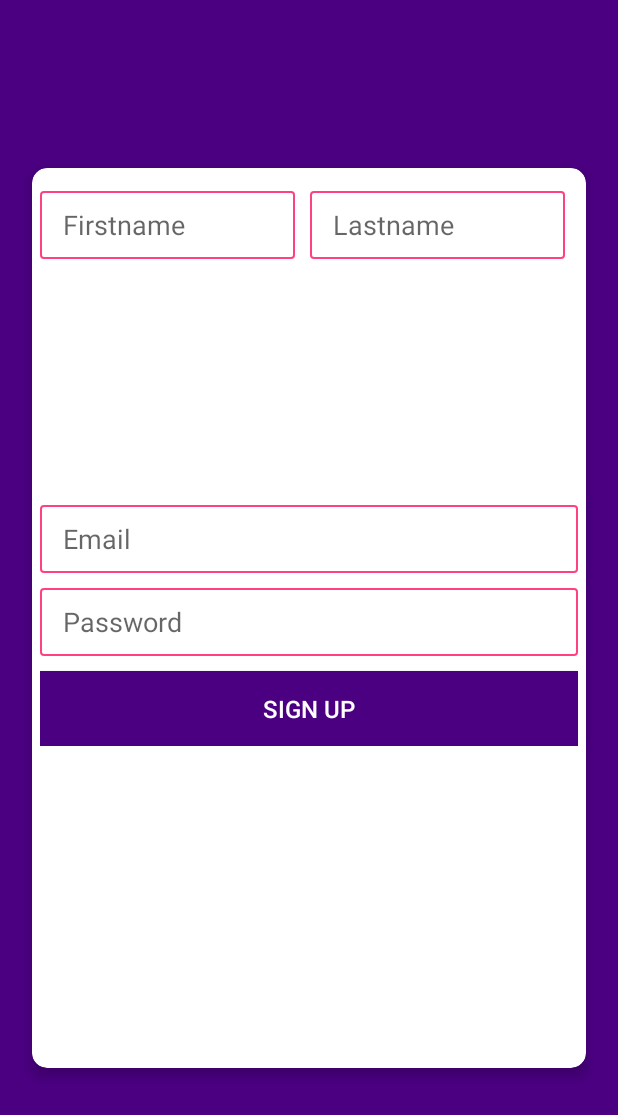
After one commit to Tomiwa-Ot/POS, an Android app: the layout activity_register.xml on its own in the app's theme, with its tools: preview values and no code run, on a phone screen of 412 x 824 dp. The commit adds this screen. Shown: the top 1115 px of the screen. Run offline under Robolectric (Android 15) with nearby library versions, the phone set to English and light mode, and no system bars.

Commit message:
ui changes

```diff
--- a/IposPrinterTestDemo/app/src/main/java/com/iposprinter/printertestdemo/HomeActivity.java
+++ b/IposPrinterTestDemo/app/src/main/java/com/iposprinter/printertestdemo/HomeActivity.java
@@ -32,6 +32,11 @@ public class HomeActivity extends AppCompatActivity {
         startActivity(intent);
     }
 
+    public void history(View view){
+        Intent intent = new Intent(this, HistoryActivity.class);
+        startActivity(intent);
+    }
+
     public void testPrint(View view){
         Intent intent = new Intent(this, IPosPrinterTestDemo.class);
         startActivity(intent);
--- /dev/null
+++ b/IposPrinterTestDemo/app/src/main/res/layout/activity_register.xml
@@ -0,0 +1,114 @@
+<?xml version="1.0" encoding="utf-8"?>
+<RelativeLayout xmlns:android="http://schemas.android.com/apk/res/android"
+    xmlns:app="http://schemas.android.com/apk/res-auto"
+    xmlns:tools="http://schemas.android.com/tools"
+    android:id="@+id/activity_login"
+    android:layout_width="match_parent"
+    android:layout_height="match_parent"
+    android:orientation="vertical"
+    android:padding="16dp"
+    android:background="@color/purple"
+    android:gravity="center"
+    tools:context=".RegisterActivity">
+
+    <android.support.v7.widget.CardView
+        android:layout_width="match_parent"
+        android:layout_height="600dp"
+        android:layout_alignParentBottom="true"
+        android:layout_margin="5dp"
+        android:padding="10dp"
+        app:cardCornerRadius="10dp"
+        android:background="@color/white"
+        app:cardElevation="5dp">
+
+        <LinearLayout
+            android:id="@+id/name_layout"
+            android:layout_width="match_parent"
+            android:layout_height="wrap_content"
+            android:layout_margin="5dp"
+            android:orientation="horizontal">
+
+            <EditText
+                android:id="@+id/edt_firstname"
+                android:layout_width="170dp"
+                android:layout_height="45dp"
+                android:layout_marginTop="10dp"
+                android:layout_marginBottom="10dp"
+                android:background="@drawable/edit_text_border"
+                android:hint="@string/fname"
+                android:inputType="textPersonName"
+                android:maxLines="1"
+                android:paddingStart="15dp"
+                android:paddingLeft="40dp"
+                android:paddingEnd="25dp"
+                android:paddingRight="40dp"
+                android:singleLine="true" />
+
+            <EditText
+                android:id="@+id/edt_lastname"
+                android:layout_width="170dp"
+                android:layout_height="45dp"
+                android:layout_margin="10dp"
+                android:layout_marginBottom="10dp"
+                android:background="@drawable/edit_text_border"
+                android:hint="@string/lname"
+                android:inputType="textPersonName"
+                android:maxLines="1"
+                android:paddingStart="15dp"
+                android:paddingLeft="40dp"
+                android:paddingRight="40dp"
+                android:singleLine="true" />
+
+        </LinearLayout>
+
+        <LinearLayout
+            android:layout_width="match_parent"
+            android:layout_height="wrap_content"
+            android:layout_gravity="center"
+            android:layout_margin="5dp"
+            android:orientation="vertical">
+
+            <EditText
+                android:id="@+id/edt_email"
+                android:layout_width="match_parent"
+                android:layout_height="45dp"
+                android:inputType="textEmailAddress"
+                android:singleLine="true"
+                android:maxLines="1"
+                android:hint="@string/email"
+                android:paddingStart="15dp"
+                android:paddingEnd="15dp"
+                android:layout_marginTop="10dp"
+                android:background="@drawable/edit_text_border"/>
+
+            <EditText
+                android:id="@+id/edt_passwd"
+                android:layout_width="match_parent"
+                android:layout_height="45dp"
+                android:inputType="textPassword"
+                android:singleLine="true"
+                android:maxLines="1"
+                android:hint="@string/passwd"
+                android:paddingStart="15dp"
+                android:paddingEnd="25dp"
+                android:layout_marginTop="10dp"
+                android:layout_marginBottom="10dp"
+                android:background="@drawable/edit_text_border"/>
+
+            <Button
+                android:id="@+id/regsiter_btn"
+                android:layout_width="match_parent"
+                android:layout_height="50dp"
+                android:background="@color/purple"
+                android:onClick="register"
+                android:text="@string/register"
+                android:textColor="@color/white"
+                android:textSize="16sp" />
+
+
+        </LinearLayout>
+
+
+    </android.support.v7.widget.CardView>
+
+</RelativeLayout>
--- a/IposPrinterTestDemo/app/src/main/res/values/colors.xml
+++ b/IposPrinterTestDemo/app/src/main/res/values/colors.xml
@@ -6,4 +6,5 @@
     <color name="Red_700">#FFC53929</color>
     <color name="purple">#4B0082</color>
     <color name="white">#FFFFFF</color>
+    <color name="black">#000000</color>
 </resources>
--- a/IposPrinterTestDemo/app/src/main/res/values/strings.xml
+++ b/IposPrinterTestDemo/app/src/main/res/values/strings.xml
@@ -43,7 +43,11 @@
     <string name="buy" translatable="false" tools:ignore="DuplicateDefinition">Buy</string>
     <string name="send" translatable="false" tools:ignore="DuplicateDefinition">Send</string>
     <string name="receive" translatable="false" tools:ignore="DuplicateDefinition">Receive</string>
+    <string name="history" translatable="false" tools:ignore="DuplicateDefinition">History</string>
+    <string name="settings" translatable="false" tools:ignore="DuplicateDefinition">Settings</string>
     <string name="print" translatable="false" tools:ignore="DuplicateDefinition">Test Print</string>
     <string name="email" translatable="false" tools:ignore="DuplicateDefinition">Email</string>
     <string name="passwd" translatable="false" tools:ignore="DuplicateDefinition">Password</string>
+    <string name="fname" translatable="false" tools:ignore="DuplicateDefinition">Firstname</string>
+    <string name="lname" translatable="false" tools:ignore="DuplicateDefinition">Lastname</string>
 </resources>
```
Also changed, not shown: IposPrinterTestDemo/app/src/main/AndroidManifest.xml (+20 -16 lines), IposPrinterTestDemo/app/src/main/java/com/iposprinter/printertestdemo/HistoryActivity.java (added, +14 -0 lines), IposPrinterTestDemo/app/src/main/java/com/iposprinter/printertestdemo/RegisterActivity.java (added, +31 -0 lines), IposPrinterTestDemo/app/src/main/res/layout/activity_history.xml (added, +13 -0 lines), IposPrinterTestDemo/app/src/main/res/layout/activity_home.xml (+7 -0 lines).
